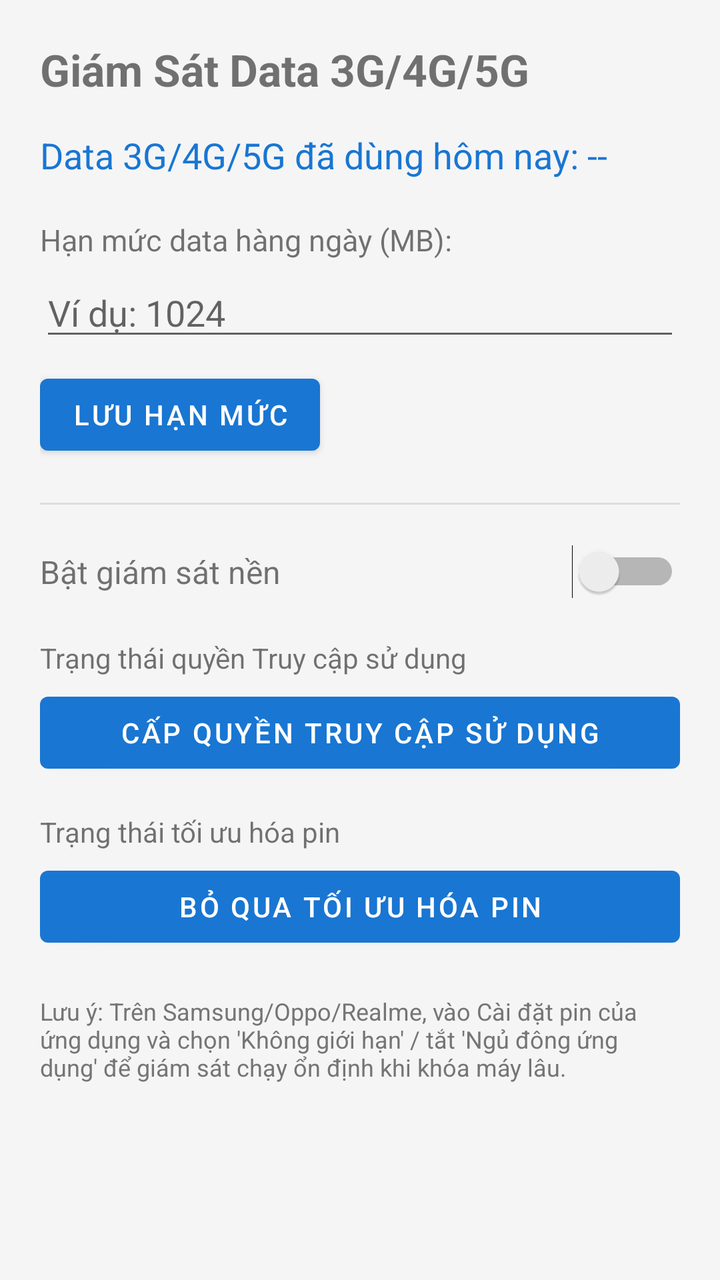
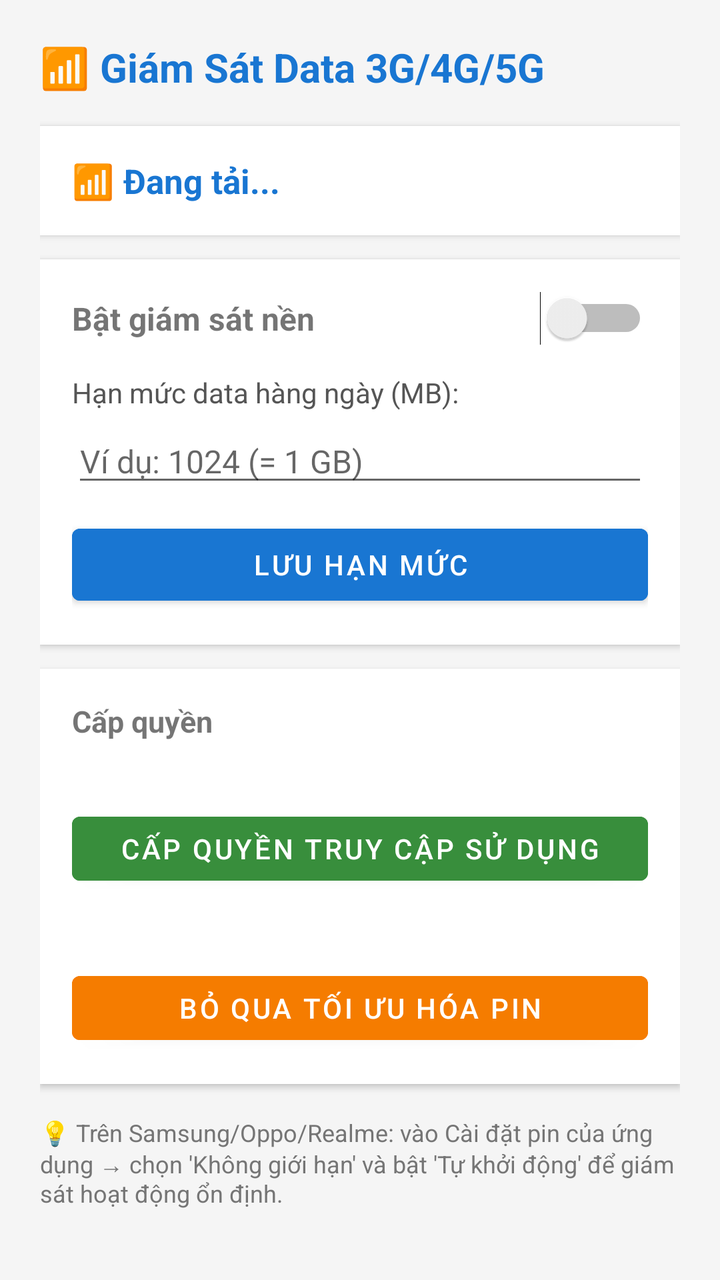

Before-and-after screenshots of an Android layout around one commit, followed by the original layout XML and the change that was made.
<!-- AndroidManifest.xml: application theme Theme.DataMonitor -->
<!-- res/layout/activity_main.xml -->
<?xml version="1.0" encoding="utf-8"?>
<ScrollView xmlns:android="http://schemas.android.com/apk/res/android"
    xmlns:app="http://schemas.android.com/apk/res-auto"
    android:layout_width="match_parent"
    android:layout_height="match_parent">

    <LinearLayout
        android:layout_width="match_parent"
        android:layout_height="wrap_content"
        android:orientation="vertical"
        android:padding="20dp">

        <TextView
            android:layout_width="wrap_content"
            android:layout_height="wrap_content"
            android:text="@string/app_name"
            android:textSize="22sp"
            android:textStyle="bold"
            android:layout_marginBottom="16dp" />

        <TextView
            android:id="@+id/tvCurrentUsage"
            android:layout_width="match_parent"
            android:layout_height="wrap_content"
            android:text="Data 3G/4G/5G đã dùng hôm nay: --"
            android:textSize="18sp"
            android:textColor="@color/primary"
            android:layout_marginBottom="20dp" />

        <TextView
            android:layout_width="wrap_content"
            android:layout_height="wrap_content"
            android:text="Hạn mức data hàng ngày (MB):"
            android:textSize="15sp" />

        <EditText
            android:id="@+id/etLimit"
            android:layout_width="match_parent"
            android:layout_height="wrap_content"
            android:inputType="number"
            android:hint="Ví dụ: 1024"
            android:layout_marginTop="4dp" />

        <Button
            android:id="@+id/btnSave"
            android:layout_width="wrap_content"
            android:layout_height="wrap_content"
            android:text="Lưu hạn mức"
            android:layout_marginTop="8dp" />

        <View
            android:layout_width="match_parent"
            android:layout_height="1dp"
            android:background="#DDDDDD"
            android:layout_marginVertical="20dp" />

        <LinearLayout
            android:layout_width="match_parent"
            android:layout_height="wrap_content"
            android:orientation="horizontal"
            android:gravity="center_vertical"
            android:layout_marginBottom="12dp">

            <TextView
                android:layout_width="0dp"
                android:layout_height="wrap_content"
                android:layout_weight="1"
                android:text="Bật giám sát nền"
                android:textSize="16sp" />

            <Switch
                android:id="@+id/switchMonitoring"
                android:layout_width="wrap_content"
                android:layout_height="wrap_content" />
        </LinearLayout>

        <TextView
            android:id="@+id/tvUsageAccessStatus"
            android:layout_width="match_parent"
            android:layout_height="wrap_content"
            android:text="Trạng thái quyền Truy cập sử dụng"
            android:textSize="14sp"
            android:layout_marginTop="8dp" />

        <Button
            android:id="@+id/btnUsageAccess"
            android:layout_width="match_parent"
            android:layout_height="wrap_content"
            android:text="Cấp quyền Truy cập sử dụng"
            android:layout_marginTop="4dp" />

        <TextView
            android:id="@+id/tvBatteryStatus"
            android:layout_width="match_parent"
            android:layout_height="wrap_content"
            android:text="Trạng thái tối ưu hóa pin"
            android:textSize="14sp"
            android:layout_marginTop="16dp" />

        <Button
            android:id="@+id/btnBatteryOptimization"
            android:layout_width="match_parent"
            android:layout_height="wrap_content"
            android:text="Bỏ qua tối ưu hóa pin"
            android:layout_marginTop="4dp" />

        <TextView
            android:layout_width="match_parent"
            android:layout_height="wrap_content"
            android:text="Lưu ý: Trên Samsung/Oppo/Realme, vào Cài đặt pin của ứng dụng và chọn 'Không giới hạn' / tắt 'Ngủ đông ứng dụng' để giám sát chạy ổn định khi khóa máy lâu."
            android:textSize="12sp"
            android:textColor="#757575"
            android:layout_marginTop="20dp" />

    </LinearLayout>
</ScrollView>
<!-- resources referenced by this layout -->
<resources>
  <color name="primary">#1976D2</color>
  <string name="app_name">Giám Sát Data 3G/4G/5G</string>
  <style name="Theme.DataMonitor" parent="Theme.MaterialComponents.DayNight.NoActionBar">
          <item name="colorPrimary">@color/primary</item>
          <item name="colorPrimaryDark">@color/primary_dark</item>
          <item name="colorAccent">@color/accent</item>
          <item name="android:windowBackground">@color/background</item>
      </style>
  <color name="primary_dark">#115293</color>
  <color name="accent">#FF5252</color>
  <color name="background">#F5F5F5</color>
</resources>

<!-- the commit's change to res/layout/activity_main.xml (unified diff, before → after) -->
@@ -1,8 +1,8 @@
 <?xml version="1.0" encoding="utf-8"?>
 <ScrollView xmlns:android="http://schemas.android.com/apk/res/android"
-    xmlns:app="http://schemas.android.com/apk/res-auto"
     android:layout_width="match_parent"
-    android:layout_height="match_parent">
+    android:layout_height="match_parent"
+    android:background="#F5F5F5">
 
     <LinearLayout
         android:layout_width="match_parent"
@@ -10,107 +10,146 @@
         android:orientation="vertical"
         android:padding="20dp">
 
+        
         <TextView
             android:layout_width="wrap_content"
             android:layout_height="wrap_content"
-            android:text="@string/app_name"
-            android:textSize="22sp"
+            android:text="📶 Giám Sát Data 3G/4G/5G"
+            android:textSize="20sp"
             android:textStyle="bold"
-            android:layout_marginBottom="16dp" />
+            android:textColor="#1976D2"
+            android:layout_marginBottom="16dp"/>
 
-        <TextView
-            android:id="@+id/tvCurrentUsage"
-            android:layout_width="match_parent"
-            android:layout_height="wrap_content"
-            android:text="Data 3G/4G/5G đã dùng hôm nay: --"
-            android:textSize="18sp"
-            android:textColor="@color/primary"
-            android:layout_marginBottom="20dp" />
-
-        <TextView
-            android:layout_width="wrap_content"
-            android:layout_height="wrap_content"
-            android:text="Hạn mức data hàng ngày (MB):"
-            android:textSize="15sp" />
-
-        <EditText
-            android:id="@+id/etLimit"
-            android:layout_width="match_parent"
-            android:layout_height="wrap_content"
-            android:inputType="number"
-            android:hint="Ví dụ: 1024"
-            android:layout_marginTop="4dp" />
-
-        <Button
-            android:id="@+id/btnSave"
-            android:layout_width="wrap_content"
-            android:layout_height="wrap_content"
-            android:text="Lưu hạn mức"
-            android:layout_marginTop="8dp" />
-
-        <View
-            android:layout_width="match_parent"
-            android:layout_height="1dp"
-            android:background="#DDDDDD"
-            android:layout_marginVertical="20dp" />
-
+        
         <LinearLayout
             android:layout_width="match_parent"
             android:layout_height="wrap_content"
-            android:orientation="horizontal"
-            android:gravity="center_vertical"
+            android:orientation="vertical"
+            android:background="#FFFFFF"
+            android:padding="16dp"
+            android:elevation="2dp"
             android:layout_marginBottom="12dp">
 
             <TextView
-                android:layout_width="0dp"
+                android:id="@+id/tvCurrentUsage"
+                android:layout_width="match_parent"
                 android:layout_height="wrap_content"
-                android:layout_weight="1"
-                android:text="Bật giám sát nền"
-                android:textSize="16sp" />
-
-            <Switch
-                android:id="@+id/switchMonitoring"
-                android:layout_width="wrap_content"
-                android:layout_height="wrap_content" />
+                android:text="📶 Đang tải..."
+                android:textSize="17sp"
+                android:textColor="#1976D2"
+                android:textStyle="bold"/>
         </LinearLayout>
 
-        <TextView
-            android:id="@+id/tvUsageAccessStatus"
+        
+        <LinearLayout
             android:layout_width="match_parent"
             android:layout_height="wrap_content"
-            android:text="Trạng thái quyền Truy cập sử dụng"
-            android:textSize="14sp"
-            android:layout_marginTop="8dp" />
+            android:orientation="vertical"
+            android:background="#FFFFFF"
+            android:padding="16dp"
+            android:elevation="2dp"
+            android:layout_marginBottom="12dp">
 
-        <Button
-            android:id="@+id/btnUsageAccess"
+            <LinearLayout
+                android:layout_width="match_parent"
+                android:layout_height="wrap_content"
+                android:orientation="horizontal"
+                android:gravity="center_vertical"
+                android:layout_marginBottom="14dp">
+                <TextView
+                    android:layout_width="0dp"
+                    android:layout_height="wrap_content"
+                    android:layout_weight="1"
+                    android:text="Bật giám sát nền"
+                    android:textSize="16sp"
+                    android:textStyle="bold"/>
+                <Switch
+                    android:id="@+id/switchMonitoring"
+                    android:layout_width="wrap_content"
+                    android:layout_height="wrap_content"/>
+            </LinearLayout>
+
+            <TextView
+                android:layout_width="wrap_content"
+                android:layout_height="wrap_content"
+                android:text="Hạn mức data hàng ngày (MB):"
+                android:textSize="14sp"
+                android:textColor="#555555"
+                android:layout_marginBottom="4dp"/>
+
+            <EditText
+                android:id="@+id/etLimit"
+                android:layout_width="match_parent"
+                android:layout_height="wrap_content"
+                android:inputType="number"
+                android:hint="Ví dụ: 1024 (= 1 GB)"
+                android:textSize="16sp"
+                android:layout_marginBottom="10dp"/>
+
+            <Button
+                android:id="@+id/btnSave"
+                android:layout_width="match_parent"
+                android:layout_height="48dp"
+                android:text="Lưu hạn mức"
+                android:backgroundTint="#1976D2"/>
+        </LinearLayout>
+
+        
+        <LinearLayout
             android:layout_width="match_parent"
             android:layout_height="wrap_content"
-            android:text="Cấp quyền Truy cập sử dụng"
-            android:layout_marginTop="4dp" />
+            android:orientation="vertical"
+            android:background="#FFFFFF"
+            android:padding="16dp"
+            android:elevation="2dp"
+            android:layout_marginBottom="12dp">
 
-        <TextView
-            android:id="@+id/tvBatteryStatus"
-            android:layout_width="match_parent"
-            android:layout_height="wrap_content"
-            android:text="Trạng thái tối ưu hóa pin"
-            android:textSize="14sp"
-            android:layout_marginTop="16dp" />
+            <TextView
+                android:layout_width="wrap_content"
+                android:layout_height="wrap_content"
+                android:text="Cấp quyền"
+                android:textSize="15sp"
+                android:textStyle="bold"
+                android:layout_marginBottom="8dp"/>
 
-        <Button
-            android:id="@+id/btnBatteryOptimization"
-            android:layout_width="match_parent"
-            android:layout_height="wrap_content"
-            android:text="Bỏ qua tối ưu hóa pin"
-            android:layout_marginTop="4dp" />
+            <TextView
+                android:id="@+id/tvUsageStatus"
+                android:layout_width="match_parent"
+                android:layout_height="wrap_content"
+                android:textSize="13sp"
+                android:layout_marginBottom="6dp"/>
 
+            <Button
+                android:id="@+id/btnUsageAccess"
+                android:layout_width="match_parent"
+                android:layout_height="44dp"
+                android:text="Cấp quyền Truy cập sử dụng"
+                android:backgroundTint="#388E3C"
+                android:layout_marginBottom="12dp"/>
+
+            <TextView
+                android:id="@+id/tvBatteryStatus"
+                android:layout_width="match_parent"
+                android:layout_height="wrap_content"
+                android:textSize="13sp"
+                android:layout_marginBottom="6dp"/>
+
+            <Button
+                android:id="@+id/btnBattery"
+                android:layout_width="match_parent"
+                android:layout_height="44dp"
+                android:text="Bỏ qua tối ưu hóa pin"
+                android:backgroundTint="#F57C00"/>
+        </LinearLayout>
+
+        
         <TextView
             android:layout_width="match_parent"
             android:layout_height="wrap_content"
-            android:text="Lưu ý: Trên Samsung/Oppo/Realme, vào Cài đặt pin của ứng dụng và chọn 'Không giới hạn' / tắt 'Ngủ đông ứng dụng' để giám sát chạy ổn định khi khóa máy lâu."
+            android:text="💡 Trên Samsung/Oppo/Realme: vào Cài đặt pin của ứng dụng → chọn \'Không giới hạn\' và bật \'Tự khởi động\' để giám sát hoạt động ổn định."
             android:textSize="12sp"
             android:textColor="#757575"
-            android:layout_marginTop="20dp" />
+            android:layout_marginTop="4dp"/>
 
     </LinearLayout>
 </ScrollView>
<!-- resource entries referenced after the edit -->
@@ -1,7 +1,6 @@
 <!-- resources referenced by this layout -->
 <resources>
   <color name="primary">#1976D2</color>
-  <string name="app_name">Giám Sát Data 3G/4G/5G</string>
   <style name="Theme.DataMonitor" parent="Theme.MaterialComponents.DayNight.NoActionBar">
           <item name="colorPrimary">@color/primary</item>
           <item name="colorPrimaryDark">@color/primary_dark</item>
